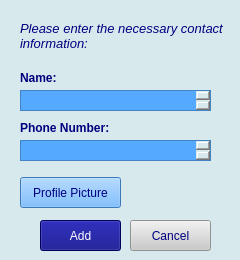
Above: Address_Book/necessaryinfoform.ui from kajo12864/Address-Book before the change. Below: the same form after it.
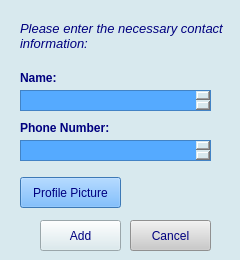
That is the form after the change.

The edit to the form file:
```diff
--- a/Address_Book/necessaryinfoform.ui
+++ b/Address_Book/necessaryinfoform.ui
@@ -40,8 +40,7 @@
     </rect>
    </property>
    <property name="styleSheet">
-    <string notr="true">background-color: rgb(0, 0, 127);
-color: white;</string>
+    <string notr="true"/>
    </property>
    <property name="text">
     <string>Add</string>
```
